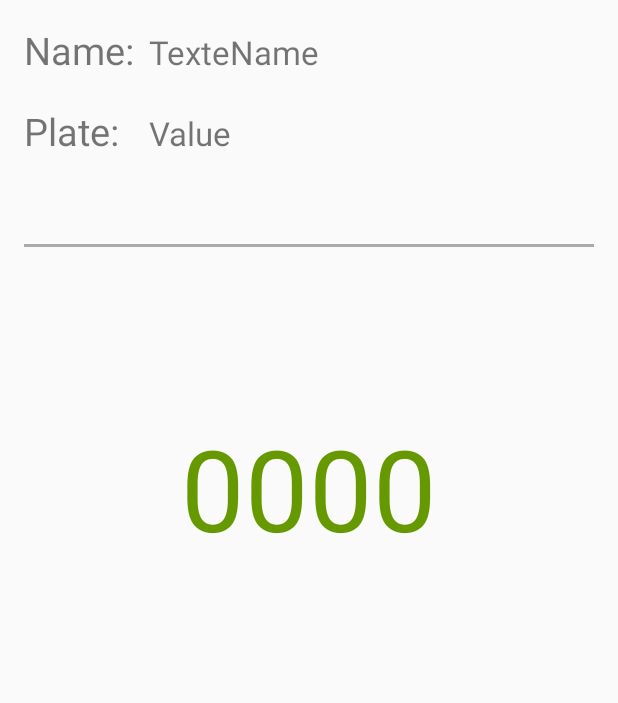
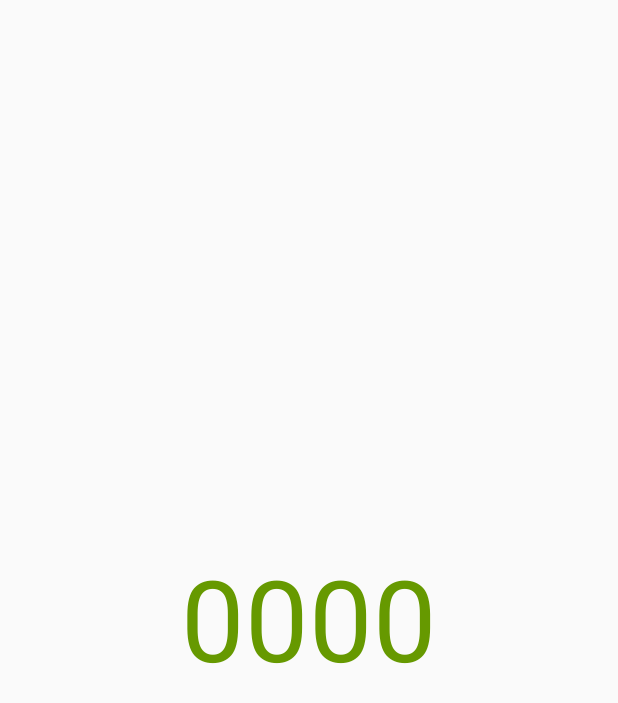
Before and after one commit to Victorlopesjg/smart-parking-android, an Android app: the layout activity_main.xml on its own in the app's theme, with its tools: preview values and no code run, on a phone screen of 412 x 824 dp. Shown: the top 703 px of the screen. Run offline under Robolectric (Android 15) with nearby library versions, the phone set to English and light mode, and no system bars.

Commit message:
Ajustes para notificação e atualização da Activity Main ao receber vaga.

```diff
--- a/app/src/main/java/br/ufrn/gcmsmartparking/business/PreferencesUserTools.java
+++ b/app/src/main/java/br/ufrn/gcmsmartparking/business/PreferencesUserTools.java
@@ -3,6 +3,7 @@ package br.ufrn.gcmsmartparking.business;
 import android.content.Context;
 import android.content.SharedPreferences;
 
+import br.ufrn.gcmsmartparking.R;
 import br.ufrn.gcmsmartparking.model.User;
 
 /**
@@ -13,6 +14,11 @@ public class PreferencesUserTools {
 
     private static SharedPreferences sharedPreferences;
     private static final String PREFS_PRIVATE = "PREFS_PRIVATE";
+
+    public static boolean isPreference(Context context) {
+        return (PreferencesUserTools.getPreferencias(context.getString(R.string.key_preference_user), context) != null
+                && !PreferencesUserTools.getPreferencias(context.getString(R.string.key_preference_user), context).isEmpty());
+    }
 
     // Limpar preferencias do smartphone
     public static void cleanPreferences(Context context) {
--- a/app/src/main/res/layout/activity_main.xml
+++ b/app/src/main/res/layout/activity_main.xml
@@ -11,63 +11,13 @@
     tools:context="br.ufrn.gcmsmartparking.activities.MainActivity">
 
     <TextView
-        android:layout_width="wrap_content"
-        android:layout_height="wrap_content"
-        android:text="Name:"
-        android:textSize="25sp"
-        android:id="@+id/textView" />
-
-    <TextView
-        android:id="@+id/nameClient"
-        android:layout_width="wrap_content"
-        android:layout_height="wrap_content"
-        android:text="TexteName"
-        android:textSize="22sp"
-        android:layout_marginLeft="10dp"
-        android:layout_marginStart="10dp"
-        android:layout_alignBaseline="@+id/textView"
-        android:layout_alignBottom="@+id/textView"
-        android:layout_toRightOf="@+id/textView"
-        android:layout_toEndOf="@+id/textView" />
-
-    <TextView
-        android:layout_width="wrap_content"
-        android:layout_height="wrap_content"
-        android:text="Plate:"
-        android:textSize="25sp"
-        android:layout_marginTop="19dp"
-        android:layout_below="@+id/textView"
-        android:layout_alignParentLeft="true"
-        android:layout_alignParentStart="true"
-        android:id="@+id/textView2" />
-
-    <TextView
-        android:id="@+id/plate"
-        android:layout_width="wrap_content"
-        android:layout_height="wrap_content"
-        android:text="Value"
-        android:textSize="22sp"
-        android:layout_alignBaseline="@+id/textView2"
-        android:layout_alignBottom="@+id/textView2"
-        android:layout_alignLeft="@+id/nameClient"
-        android:layout_alignStart="@+id/nameClient" />
-
-    <View
-        android:layout_width="match_parent"
-        android:layout_height="2dp"
-        android:layout_marginTop="220px"
-        android:background="@android:color/darker_gray"
-        android:id="@+id/view" />
-
-    <TextView
+        android:id="@+id/vacancy"
         android:layout_width="wrap_content"
         android:layout_height="wrap_content"
         android:text="0000"
-        android:textSize="75sp"
         android:textColor="@android:color/holo_green_dark"
-        android:id="@+id/vacancy"
-        android:layout_marginTop="110dp"
-        android:layout_below="@+id/view"
+        android:textSize="75dp"
+        android:layout_centerVertical="true"
         android:layout_centerHorizontal="true" />
 
 
--- a/app/src/main/res/values/strings.xml
+++ b/app/src/main/res/values/strings.xml
@@ -3,5 +3,6 @@
 
     <string name="key_preference_user">key_preference_user</string>
     <string name="key_preference_token">key_preference_token</string>
+    <string name="key_intent_vaga">key_intent_vaga</string>
     <string name="key_base_url_webservice">https://smartparkingiot.herokuapp.com</string>
 </resources>
```
Also changed, not shown: app/src/main/java/br/ufrn/gcmsmartparking/activities/LoginActivity.java (+20 -17 lines), app/src/main/java/br/ufrn/gcmsmartparking/activities/MainActivity.java (+21 -7 lines), app/src/main/java/br/ufrn/gcmsmartparking/business/WebService.java (+6 -11 lines), app/src/main/java/br/ufrn/gcmsmartparking/services/PushNotificationService.java (+21 -5 lines).
